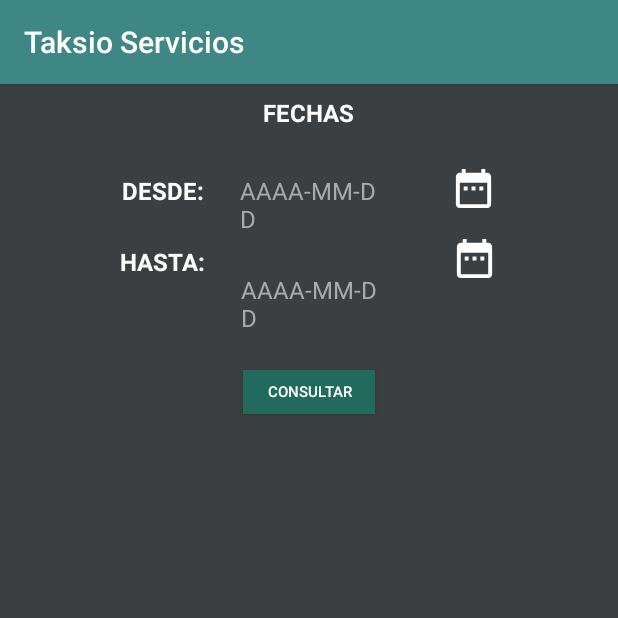
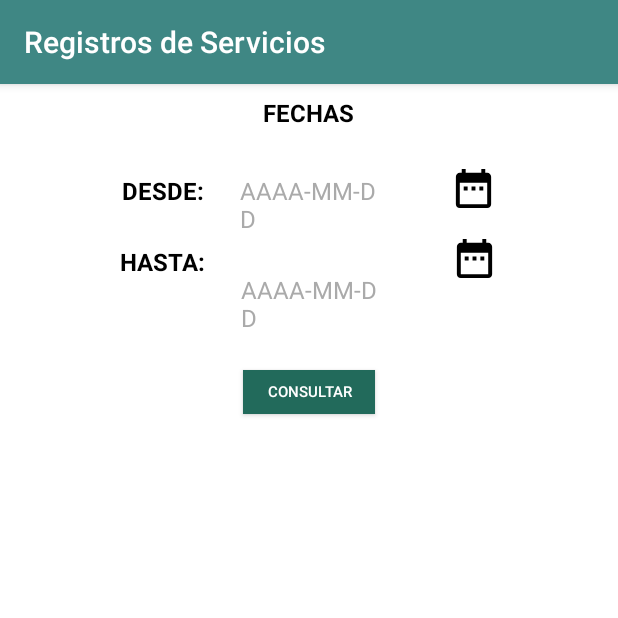
Before and after one commit to cablancob/EstatusViajes, an Android app: the screen it shows after launch (MainActivity), on a phone screen of 412 x 824 dp, the top half of it. Run offline under Robolectric (Android 15) with nearby library versions, the phone set to English and light mode, and no system bars.

Commit message:
Cambio de colores de la aplicación y detalles de los graficos

```diff
--- a/app/src/main/res/drawable/ic_date_range.xml
+++ b/app/src/main/res/drawable/ic_date_range.xml
@@ -1,5 +1,9 @@
-<vector android:height="24dp" android:tint="#FFFFFF"
-    android:viewportHeight="24.0" android:viewportWidth="24.0"
-    android:width="24dp" xmlns:android="http://schemas.android.com/apk/res/android">
-    <path android:fillColor="#FF000000" android:pathData="M9,11L7,11v2h2v-2zM13,11h-2v2h2v-2zM17,11h-2v2h2v-2zM19,4h-1L18,2h-2v2L8,4L8,2L6,2v2L5,4c-1.11,0 -1.99,0.9 -1.99,2L3,20c0,1.1 0.89,2 2,2h14c1.1,0 2,-0.9 2,-2L21,6c0,-1.1 -0.9,-2 -2,-2zM19,20L5,20L5,9h14v11z"/>
+<vector xmlns:android="http://schemas.android.com/apk/res/android"
+    android:width="24dp"
+    android:height="24dp"
+    android:viewportWidth="24.0"
+    android:viewportHeight="24.0">
+    <path
+        android:fillColor="#FF000000"
+        android:pathData="M9,11L7,11v2h2v-2zM13,11h-2v2h2v-2zM17,11h-2v2h2v-2zM19,4h-1L18,2h-2v2L8,4L8,2L6,2v2L5,4c-1.11,0 -1.99,0.9 -1.99,2L3,20c0,1.1 0.89,2 2,2h14c1.1,0 2,-0.9 2,-2L21,6c0,-1.1 -0.9,-2 -2,-2zM19,20L5,20L5,9h14v11z" />
 </vector>
--- a/app/src/main/res/layout/detalleviaje.xml
+++ b/app/src/main/res/layout/detalleviaje.xml
@@ -132,7 +132,7 @@
         android:layout_width="0dp"
         android:layout_height="0.5dp"
         android:layout_marginTop="24dp"
-        android:background="@color/GraficoTexto"
+        android:background="@color/Titulos"
         android:text="TextView"
         app:layout_constraintEnd_toEndOf="parent"
         app:layout_constraintStart_toStartOf="parent"
--- a/app/src/main/res/layout/estatusviajes.xml
+++ b/app/src/main/res/layout/estatusviajes.xml
@@ -121,7 +121,7 @@
         android:layout_width="0dp"
         android:layout_height="0.5dp"
         android:layout_marginTop="24dp"
-        android:background="@color/GraficoTexto"
+        android:background="@color/Titulos"
         android:text="TextView"
         app:layout_constraintEnd_toEndOf="parent"
         app:layout_constraintStart_toStartOf="parent"
--- a/app/src/main/res/layout/fragment_consulta_viajes.xml
+++ b/app/src/main/res/layout/fragment_consulta_viajes.xml
@@ -4,7 +4,7 @@
     xmlns:tools="http://schemas.android.com/tools"
     android:layout_width="match_parent"
     android:layout_height="match_parent"
-    android:background="@color/FondoGrafico"
+    android:background="@color/Fondo"
     android:clickable="true"
     tools:context=".ConsultaViajes">
 
@@ -20,10 +20,10 @@
             android:id="@+id/ListaViajes"
             android:layout_width="0dp"
             android:layout_height="0dp"
-            android:layout_marginBottom="8dp"
-            android:layout_marginEnd="8dp"
             android:layout_marginStart="8dp"
             android:layout_marginTop="8dp"
+            android:layout_marginEnd="8dp"
+            android:layout_marginBottom="8dp"
             android:fadeScrollbars="false"
             android:scrollbars="vertical"
             app:layout_constraintBottom_toBottomOf="parent"
@@ -88,6 +88,7 @@
 
         <ImageView
             android:id="@+id/Calendario1"
+            android:contentDescription=""
             android:layout_width="31dp"
             android:layout_height="31dp"
             android:layout_marginStart="16dp"
@@ -114,6 +115,7 @@
 
         <ImageView
             android:id="@+id/Calendario2"
+            android:contentDescription=""
             android:layout_width="31dp"
             android:layout_height="31dp"
             android:layout_marginStart="16dp"
--- a/app/src/main/res/layout/fragment_detalle_viaje.xml
+++ b/app/src/main/res/layout/fragment_detalle_viaje.xml
@@ -4,7 +4,7 @@
     xmlns:tools="http://schemas.android.com/tools"
     android:layout_width="match_parent"
     android:layout_height="match_parent"
-    android:background="@color/FondoGrafico"
+    android:background="@color/Fondo"
     android:clickable="true"
     tools:context=".DetalleViaje">
 
--- a/app/src/main/res/layout/fragment_viajes_detalles.xml
+++ b/app/src/main/res/layout/fragment_viajes_detalles.xml
@@ -4,7 +4,7 @@
     xmlns:tools="http://schemas.android.com/tools"
     android:layout_width="match_parent"
     android:layout_height="match_parent"
-    android:background="@color/FondoGrafico"
+    android:background="@color/Fondo"
     android:clickable="true"
     tools:context=".ViajesDetalles">
 
@@ -36,7 +36,7 @@
             android:layout_marginStart="8dp"
             android:layout_marginTop="8dp"
             android:text="AAAA-MM-DD"
-            android:textColor="@color/GraficoTexto"
+            android:textColor="@color/Titulos"
             android:textStyle="bold"
             android:textSize="24sp"
             app:layout_constraintEnd_toEndOf="parent"
--- a/app/src/main/res/layout/graficos_menu.xml
+++ b/app/src/main/res/layout/graficos_menu.xml
@@ -1,7 +1,7 @@
 <?xml version="1.0" encoding="utf-8"?>
 <android.support.constraint.ConstraintLayout xmlns:android="http://schemas.android.com/apk/res/android"
     xmlns:app="http://schemas.android.com/apk/res-auto"
-    android:background="@color/FondoGrafico"
+    android:background="@color/Fondo"
     android:layout_width="match_parent"
     android:layout_height="wrap_content">
 
--- a/app/src/main/res/values/colors.xml
+++ b/app/src/main/res/values/colors.xml
@@ -4,8 +4,11 @@
     <color name="colorPrimary">#3f8784</color>
     <color name="colorPrimaryDark">#226a5b</color>
     <color name="colorAccent">#009490</color>
-    <color name="FondoGrafico">#3c3f41</color>
-    <color name="GraficoTexto">#FFFFFF</color>
+    <color name="FondoGrafico">#FFFFFF</color>
+    <color name="GraficoTexto">#000000</color>
     <color name="CompletadoColor">#348679</color>
     <color name="NoAtendidoColor">#f57c00</color>
+    <color name="Titulos">#000000</color>
+    <color name="Contenido">@android:color/darker_gray</color>
+    <color name="Fondo">#FFFFFF</color>
 </resources>
--- a/app/src/main/res/values/strings.xml
+++ b/app/src/main/res/values/strings.xml
@@ -1,5 +1,5 @@
 <resources>
-    <string name="app_name">Taksio Servicios</string>
+    <string name="app_name">Registros de Servicios</string>
     <string name="Completado">COMPLETADO</string>
     <string name="NoAtendido">NO ATENDIDO</string>
 </resources>
--- a/app/src/main/res/values/styles.xml
+++ b/app/src/main/res/values/styles.xml
@@ -9,14 +9,14 @@
     </style>
 
     <style name="Titulos" parent="TextAppearance.AppCompat">
-        <item name="android:textColor">@color/GraficoTexto</item>
+        <item name="android:textColor">@color/Titulos</item>
         <item name="android:textStyle">bold</item>
         <item name="android:textSize">16sp</item>
     </style>
 
     <style name="Contenido" parent="TextAppearance.AppCompat">
         <item name="android:textSize">16sp</item>
-        <item name="android:textColor">@android:color/darker_gray</item>
+        <item name="android:textColor">@color/Contenido</item>
     </style>
 
     <style name="Botones" parent="Widget.AppCompat.Button">
```
Also changed, not shown: app/build.gradle (+12 -3 lines), app/src/main/java/com/taksio/servicestatus/GraficoTotal.kt (+10 -10 lines), app/src/main/java/com/taksio/servicestatus/GraficoTotalDriver.kt (+15 -44 lines).
